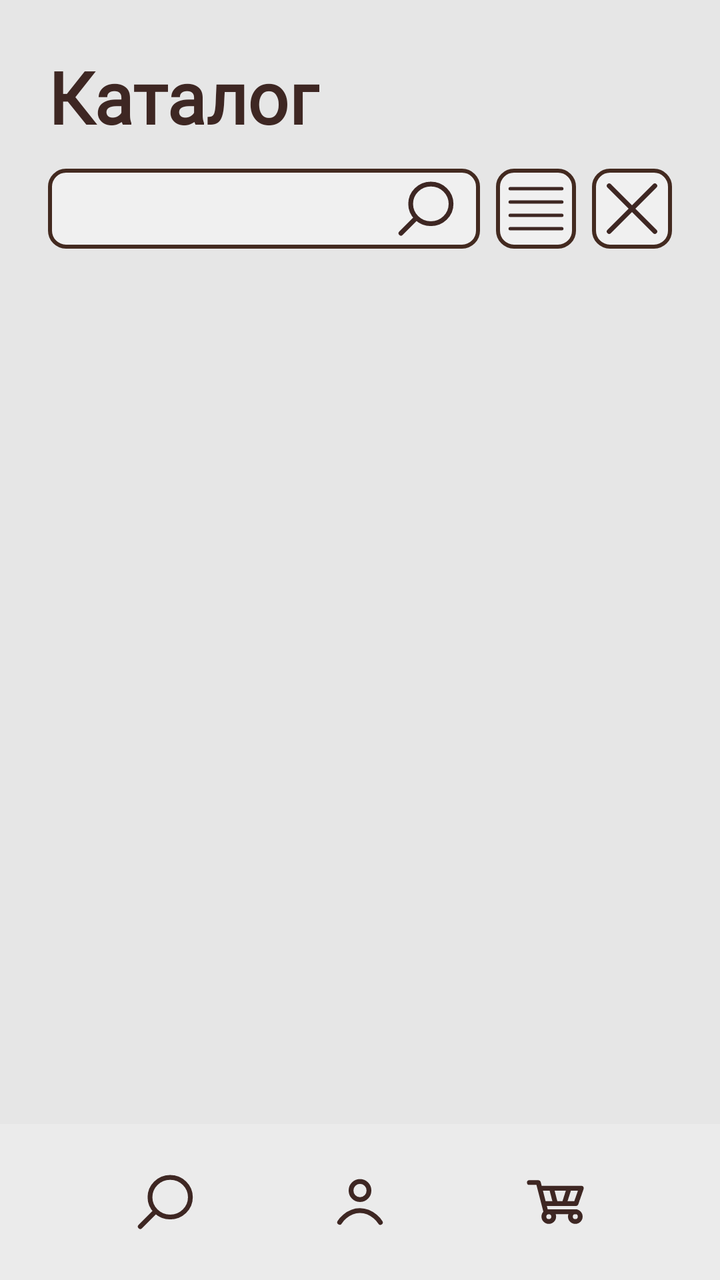
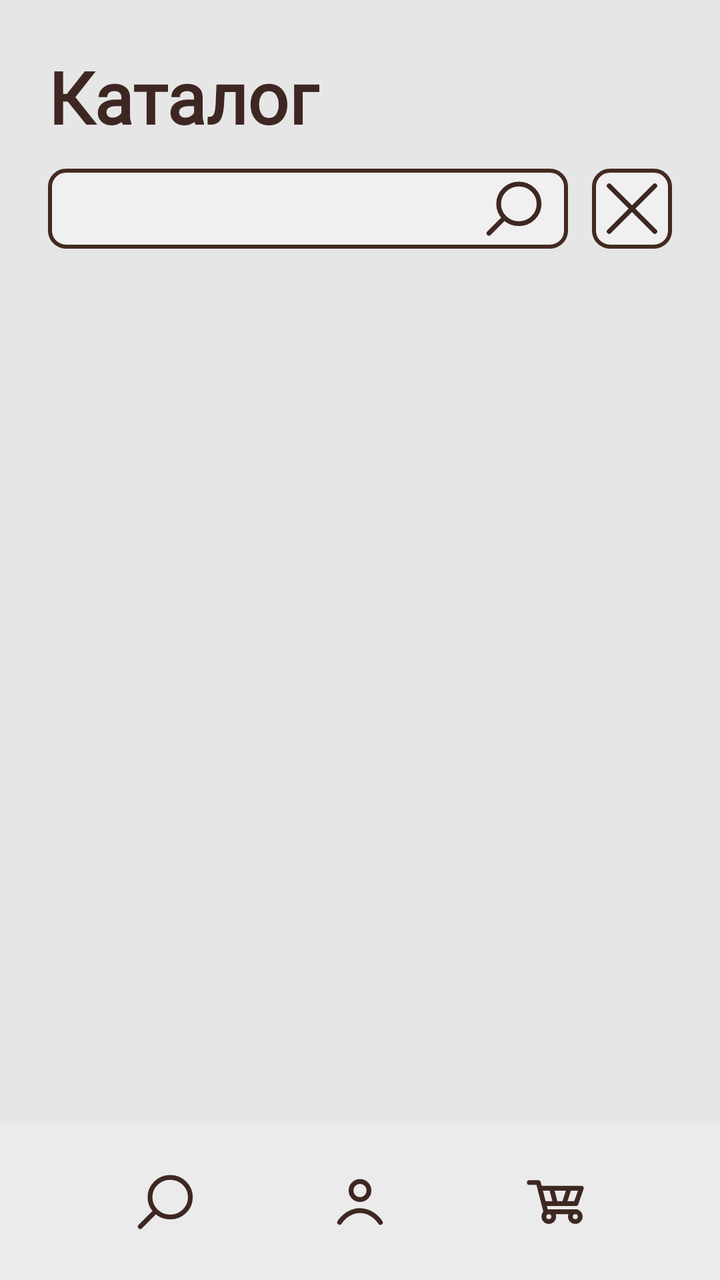

The first picture is an Android layout as it rendered before a commit; the second is the same layout after the commit. The layout source and the unified diff follow.
<!-- AndroidManifest.xml: application theme Theme.BookShopApp -->
<!-- res/layout/catalog_activity.xml -->
<?xml version="1.0" encoding="utf-8"?>
<androidx.constraintlayout.widget.ConstraintLayout xmlns:android="http://schemas.android.com/apk/res/android"
    xmlns:app="http://schemas.android.com/apk/res-auto"
    xmlns:tools="http://schemas.android.com/tools"
    android:layout_width="match_parent"
    android:layout_height="match_parent">

    <TextView
        android:id="@+id/tvPageTitle"
        android:layout_width="wrap_content"
        android:layout_height="wrap_content"
        android:layout_marginTop="24dp"
        android:layout_marginStart="24dp"
        android:text="@string/catalogPageS1"
        style="@style/TextViewHeaderFirst"
        app:layout_constraintStart_toStartOf="parent"
        app:layout_constraintTop_toTopOf="parent"/>

    <EditText
        android:id="@+id/etSearch"
        android:layout_width="0dp"
        android:layout_height="40dp"
        android:layout_marginTop="12dp"
        android:layout_marginStart="24dp"

        android:inputType="text"
        android:paddingStart="12dp"
        android:paddingEnd="12dp"
        style="@style/EditTextSearch"
        app:layout_constraintEnd_toStartOf="@+id/btnSettings"
        app:layout_constraintStart_toStartOf="parent"
        app:layout_constraintTop_toBottomOf="@id/tvPageTitle" />

    <ImageButton
        android:id="@+id/btnSettings"
        android:layout_width="40dp"
        android:layout_height="40dp"
        android:layout_marginStart="8dp"
        android:layout_marginTop="12dp"

        style="@style/ImageButtonParams"

        app:layout_constraintEnd_toStartOf="@+id/btnClear"
        app:layout_constraintStart_toEndOf="@id/etSearch"
        app:layout_constraintTop_toBottomOf="@id/tvPageTitle" />

    <ImageButton
        android:id="@+id/btnClear"
        style="@style/ImageButtonClearSearchParams"
        android:layout_width="40dp"
        android:layout_height="40dp"
        android:layout_marginStart="8dp"

        android:layout_marginTop="12dp"
        android:layout_marginEnd="24dp"
        app:layout_constraintEnd_toEndOf="parent"
        app:layout_constraintStart_toEndOf="@id/btnSettings"
        app:layout_constraintTop_toBottomOf="@id/tvPageTitle" />


    <androidx.core.widget.NestedScrollView
        android:id="@+id/svBooks"
        android:layout_width="0dp"
        android:layout_height="0dp"
        android:layout_margin="24dp"
        android:fillViewport="true"

        app:layout_constraintBottom_toTopOf="@+id/bottomBar"
        app:layout_constraintEnd_toEndOf="parent"
        app:layout_constraintStart_toStartOf="parent"
        app:layout_constraintTop_toBottomOf="@+id/etSearch">


        <LinearLayout
            android:id="@+id/llBooks"
            android:layout_width="match_parent"
            android:layout_height="wrap_content"
            android:orientation="vertical">
        </LinearLayout>

    </androidx.core.widget.NestedScrollView>






    <androidx.constraintlayout.widget.ConstraintLayout
        android:id="@+id/bottomBar"
        android:layout_width="0dp"
        android:layout_height="78dp"
        style="@style/NavigatePanel"
        app:layout_constraintBottom_toBottomOf="parent"
        app:layout_constraintEnd_toEndOf="parent"
        app:layout_constraintStart_toStartOf="parent">


        <ImageButton
            android:id="@+id/icSearch"
            android:layout_width="wrap_content"
            android:layout_height="wrap_content"
            style="@style/ImageButtonSearch"
            app:layout_constraintBottom_toBottomOf="parent"
            app:layout_constraintEnd_toStartOf="@+id/icProfile"
            app:layout_constraintStart_toStartOf="parent"
            app:layout_constraintTop_toTopOf="parent" />


        <ImageButton
            android:id="@+id/icProfile"
            android:layout_width="wrap_content"
            android:layout_height="wrap_content"
            style="@style/ImageButtonProfile"
            app:layout_constraintBottom_toBottomOf="parent"
            app:layout_constraintEnd_toEndOf="parent"
            app:layout_constraintStart_toStartOf="parent"
            app:layout_constraintTop_toTopOf="parent" />


        <ImageButton
            android:id="@+id/icCart"
            android:layout_width="wrap_content"
            android:layout_height="wrap_content"
            style="@style/ImageButtonCart"

            app:layout_constraintBottom_toBottomOf="parent"
            app:layout_constraintEnd_toEndOf="parent"
            app:layout_constraintStart_toEndOf="@+id/icProfile"
            app:layout_constraintTop_toTopOf="parent" />

    </androidx.constraintlayout.widget.ConstraintLayout>

</androidx.constraintlayout.widget.ConstraintLayout>
<!-- resources referenced by this layout -->
<resources>
  <string name="catalogPageS1">Каталог</string>
  <style name="EditTextSearch" parent="EditTextBasic">
          <item name="android:drawableEnd">@drawable/ic_search_brown</item>
      </style>
  <style name="ImageButtonCart" parent="Widget.AppCompat.ImageButton">
          <item name="android:src">@drawable/ic_shoping_cart_brown</item>
          <item name="android:background">@android:color/transparent</item>
      </style>
  <style name="ImageButtonClearSearchParams" parent="ImageButtonCloseRemove">
          <item name="android:background">@drawable/bg_widgets_light_secondary_layer</item>
      </style>
  <style name="ImageButtonParams" parent="Widget.AppCompat.ImageButton">
          <item name="android:src">@drawable/ic_params_brown</item>
          <item name="android:background">@drawable/bg_widgets_light_secondary_layer</item>
      </style>
  <style name="ImageButtonProfile" parent="Widget.AppCompat.ImageButton">
          <item name="android:src">@drawable/ic_profile_brown</item>
          <item name="android:background">@android:color/transparent</item>
      </style>
  <style name="ImageButtonSearch" parent="Widget.AppCompat.ImageButton">
          <item name="android:src">@drawable/ic_search_brown</item>
          <item name="android:background">@android:color/transparent</item>
      </style>
  <style name="NavigatePanel">
          <item name="android:background">@color/background_tertiary_light</item>
      </style>
  <style name="TextViewHeaderFirst" parent="Widget.AppCompat.TextView">
          <item name="android:fontFamily">@font/manrope_regular</item>
          <item name="android:textStyle">bold</item>
          <item name="android:textSize">36sp</item>
          <item name="android:textColor">@color/text_heading_light</item>
      </style>
  <style name="Theme.BookShopApp" parent="Theme.Material3.DayNight.NoActionBar">
          <item name="android:windowBackground">@color/light_theme_color</item>
          <item name="android:colorBackground">@color/light_theme_color</item>
      </style>
  <style name="EditTextBasic" parent="Widget.AppCompat.EditText">
          <item name="android:background">@drawable/bg_widgets_light_secondary_layer</item>
          <item name="android:fontFamily">@font/inter_regular</item>
          <item name="android:textSize">16sp</item>
          <item name="android:textColor">@color/text_primary_light</item>
      </style>
  <style name="ImageButtonCloseRemove" parent="Widget.AppCompat.ImageButton">
          <item name="android:src">@drawable/ic_close_brown</item>
          <item name="android:background">@android:color/transparent</item>
      </style>
  <!-- drawable ic_params_brown (drawable) -->
  <vector xmlns:android="http://schemas.android.com/apk/res/android" android:height="30dp" android:viewportHeight="18" android:viewportWidth="18" android:width="30dp">
        
      <path android:fillColor="#ffffff" android:pathData="M1.254,3L16.746,3" android:strokeColor="#3e2723" android:strokeLineCap="round" android:strokeLineJoin="round" android:strokeWidth="1"/>
        
      <path android:fillColor="#ffffff" android:pathData="M1.254,7L16.746,7" android:strokeColor="#3e2723" android:strokeLineCap="round" android:strokeLineJoin="round" android:strokeWidth="1"/>
        
      <path android:fillColor="#ffffff" android:pathData="M1.254,11L16.746,11" android:strokeColor="#3e2723" android:strokeLineCap="round" android:strokeLineJoin="round" android:strokeWidth="1"/>
        
      <path android:fillColor="#ffffff" android:pathData="M1.254,15L16.746,15" android:strokeColor="#3e2723" android:strokeLineCap="round" android:strokeLineJoin="round" android:strokeWidth="1"/>
      
  </vector>
  <color name="background_tertiary_light">#EBEBEB</color>
  <color name="text_heading_light">#FF3E2723</color>
  <color name="light_theme_color">#E6E6E6</color>
  <color name="text_primary_light">#432A20</color>
  <color name="background_secondary_light">#F0F0F0</color>
  <!-- unchanged entries left out for length: 5 -->
</resources>

<!-- the commit's change to res/layout/catalog_activity.xml (unified diff, before → after) -->
@@ -18,30 +18,18 @@
 
     <EditText
         android:id="@+id/etSearch"
+        style="@style/EditTextSearch"
         android:layout_width="0dp"
         android:layout_height="40dp"
+        android:layout_marginStart="24dp"
+        android:layout_marginEnd="12dp"
+
         android:layout_marginTop="12dp"
-        android:layout_marginStart="24dp"
-
         android:inputType="text"
         android:paddingStart="12dp"
         android:paddingEnd="12dp"
-        style="@style/EditTextSearch"
-        app:layout_constraintEnd_toStartOf="@+id/btnSettings"
+        app:layout_constraintEnd_toStartOf="@+id/btnClear"
         app:layout_constraintStart_toStartOf="parent"
-        app:layout_constraintTop_toBottomOf="@id/tvPageTitle" />
-
-    <ImageButton
-        android:id="@+id/btnSettings"
-        android:layout_width="40dp"
-        android:layout_height="40dp"
-        android:layout_marginStart="8dp"
-        android:layout_marginTop="12dp"
-
-        style="@style/ImageButtonParams"
-
-        app:layout_constraintEnd_toStartOf="@+id/btnClear"
-        app:layout_constraintStart_toEndOf="@id/etSearch"
         app:layout_constraintTop_toBottomOf="@id/tvPageTitle" />
 
     <ImageButton
@@ -49,12 +37,10 @@
         style="@style/ImageButtonClearSearchParams"
         android:layout_width="40dp"
         android:layout_height="40dp"
-        android:layout_marginStart="8dp"
 
         android:layout_marginTop="12dp"
         android:layout_marginEnd="24dp"
         app:layout_constraintEnd_toEndOf="parent"
-        app:layout_constraintStart_toEndOf="@id/btnSettings"
         app:layout_constraintTop_toBottomOf="@id/tvPageTitle" />
 
 
@@ -71,12 +57,12 @@
         app:layout_constraintTop_toBottomOf="@+id/etSearch">
 
 
-        <LinearLayout
+        <androidx.recyclerview.widget.RecyclerView
             android:id="@+id/llBooks"
             android:layout_width="match_parent"
             android:layout_height="wrap_content"
             android:orientation="vertical">
-        </LinearLayout>
+        </androidx.recyclerview.widget.RecyclerView>
 
     </androidx.core.widget.NestedScrollView>
 
<!-- resource entries referenced after the edit -->
@@ -9,10 +9,6 @@
           <item name="android:background">@android:color/transparent</item>
       </style>
   <style name="ImageButtonClearSearchParams" parent="ImageButtonCloseRemove">
-          <item name="android:background">@drawable/bg_widgets_light_secondary_layer</item>
-      </style>
-  <style name="ImageButtonParams" parent="Widget.AppCompat.ImageButton">
-          <item name="android:src">@drawable/ic_params_brown</item>
           <item name="android:background">@drawable/bg_widgets_light_secondary_layer</item>
       </style>
   <style name="ImageButtonProfile" parent="Widget.AppCompat.ImageButton">
@@ -46,18 +42,6 @@
           <item name="android:src">@drawable/ic_close_brown</item>
           <item name="android:background">@android:color/transparent</item>
       </style>
-  <!-- drawable ic_params_brown (drawable) -->
-  <vector xmlns:android="http://schemas.android.com/apk/res/android" android:height="30dp" android:viewportHeight="18" android:viewportWidth="18" android:width="30dp">
-        
-      <path android:fillColor="#ffffff" android:pathData="M1.254,3L16.746,3" android:strokeColor="#3e2723" android:strokeLineCap="round" android:strokeLineJoin="round" android:strokeWidth="1"/>
-        
-      <path android:fillColor="#ffffff" android:pathData="M1.254,7L16.746,7" android:strokeColor="#3e2723" android:strokeLineCap="round" android:strokeLineJoin="round" android:strokeWidth="1"/>
-        
-      <path android:fillColor="#ffffff" android:pathData="M1.254,11L16.746,11" android:strokeColor="#3e2723" android:strokeLineCap="round" android:strokeLineJoin="round" android:strokeWidth="1"/>
-        
-      <path android:fillColor="#ffffff" android:pathData="M1.254,15L16.746,15" android:strokeColor="#3e2723" android:strokeLineCap="round" android:strokeLineJoin="round" android:strokeWidth="1"/>
-      
-  </vector>
   <color name="background_tertiary_light">#EBEBEB</color>
   <color name="text_heading_light">#FF3E2723</color>
   <color name="light_theme_color">#E6E6E6</color>
